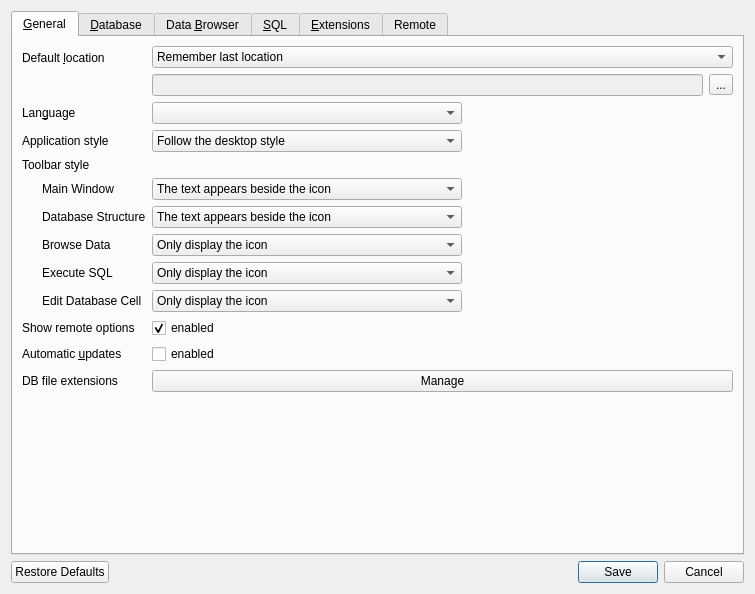
Qt form src/PreferencesDialog.ui (sqlitebrowser/sqlitebrowser) before a commit.
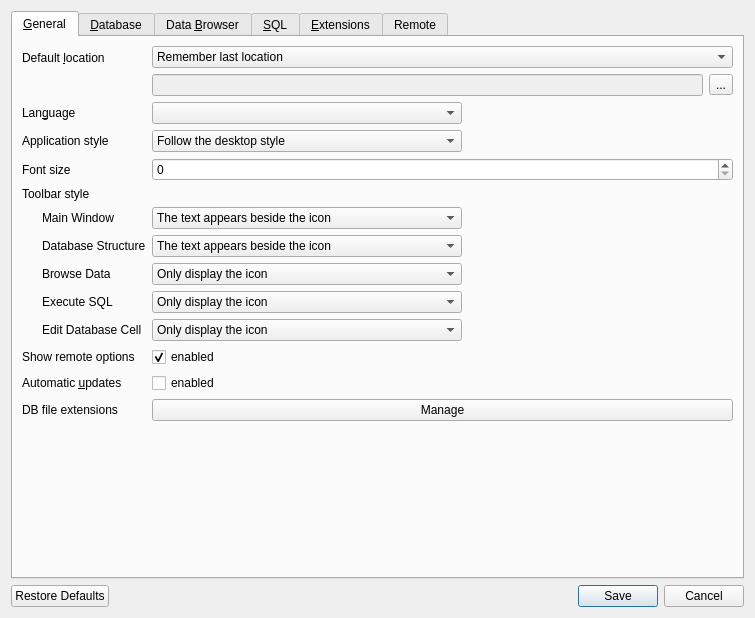
The same form after that commit. Icons and pictures are not drawn. Custom widgets are drawn as their Qt base class.

Commit message:
Add more options for setting font sizes
This adds two more options to the Preferences dialog which allow you to
change the font sizes. One option allows changing the font size of the
tree widgets in the Database Stucture tab and the Database Schema dock.
The other option allows changing the font size of all UI elements for
which there is no other font size option.

See issue #2306.

# Conflicts:
#	src/PreferencesDialog.ui

The edit to the form file:
```diff
--- a/src/PreferencesDialog.ui
+++ b/src/PreferencesDialog.ui
@@ -7,7 +7,7 @@
     <x>0</x>
     <y>0</y>
     <width>755</width>
-    <height>594</height>
+    <height>618</height>
    </rect>
   </property>
   <property name="windowTitle">
@@ -122,7 +122,7 @@
          </property>
         </widget>
        </item>
-       <item row="3" column="0">
+       <item row="4" column="0">
         <widget class="QLabel" name="labelToolbarStyle">
          <property name="text">
           <string>Toolbar style</string>
@@ -132,7 +132,7 @@
          </property>
         </widget>
        </item>
-       <item row="5" column="1">
+       <item row="6" column="1">
         <widget class="QComboBox" name="toolbarStyleComboMain">
          <property name="sizePolicy">
           <sizepolicy hsizetype="Maximum" vsizetype="Fixed">
@@ -182,7 +182,7 @@
          </item>
         </widget>
        </item>
-       <item row="6" column="1">
+       <item row="7" column="1">
         <widget class="QComboBox" name="toolbarStyleComboStructure">
          <property name="sizePolicy">
           <sizepolicy hsizetype="Maximum" vsizetype="Fixed">
@@ -232,7 +232,7 @@
          </item>
         </widget>
        </item>
-       <item row="7" column="1">
+       <item row="8" column="1">
         <widget class="QComboBox" name="toolbarStyleComboBrowse">
          <property name="sizePolicy">
           <sizepolicy hsizetype="Maximum" vsizetype="Fixed">
@@ -282,7 +282,7 @@
          </item>
         </widget>
        </item>
-       <item row="8" column="1">
+       <item row="9" column="1">
         <widget class="QComboBox" name="toolbarStyleComboSql">
          <property name="sizePolicy">
           <sizepolicy hsizetype="Maximum" vsizetype="Fixed">
@@ -332,7 +332,7 @@
          </item>
         </widget>
        </item>
-       <item row="10" column="0">
+       <item row="11" column="0">
         <widget class="QLabel" name="labelUseRemotes">
          <property name="text">
           <string>Show remote options</string>
@@ -342,7 +342,7 @@
          </property>
         </widget>
        </item>
-       <item row="10" column="1">
+       <item row="11" column="1">
         <widget class="QCheckBox" name="checkUseRemotes">
          <property name="text">
           <string>enabled</string>
@@ -352,7 +352,7 @@
          </property>
         </widget>
        </item>
-       <item row="11" column="0">
+       <item row="12" column="0">
         <widget class="QLabel" name="labelUpdates">
          <property name="text">
           <string>Automatic &amp;updates</string>
@@ -362,14 +362,14 @@
          </property>
         </widget>
        </item>
-       <item row="11" column="1">
+       <item row="12" column="1">
         <widget class="QCheckBox" name="checkUpdates">
          <property name="text">
           <string>enabled</string>
          </property>
         </widget>
        </item>
-       <item row="12" column="0">
+       <item row="13" column="0">
         <widget class="QLabel" name="label_16">
          <property name="text">
           <string>DB file extensions</string>
@@ -379,14 +379,14 @@
          </property>
         </widget>
        </item>
-       <item row="12" column="1">
+       <item row="13" column="1">
         <widget class="QPushButton" name="buttonManageFileExtension">
          <property name="text">
           <string>Manage</string>
          </property>
         </widget>
        </item>
-       <item row="5" column="0">
+       <item row="6" column="0">
         <widget class="QLabel" name="labelMainToolBar">
          <property name="text">
           <string>Main Window</string>
@@ -399,7 +399,7 @@
          </property>
         </widget>
        </item>
-       <item row="6" column="0">
+       <item row="7" column="0">
         <widget class="QLabel" name="labelStructureToolBar">
          <property name="text">
           <string>Database Structure</string>
@@ -412,7 +412,7 @@
          </property>
         </widget>
        </item>
-       <item row="7" column="0">
+       <item row="8" column="0">
         <widget class="QLabel" name="labelBrowseToolBar">
          <property name="text">
           <string>Browse Data</string>
@@ -425,7 +425,7 @@
          </property>
         </widget>
        </item>
-       <item row="8" column="0">
+       <item row="9" column="0">
         <widget class="QLabel" name="labelSqlToolBar">
          <property name="text">
           <string>Execute SQL</string>
@@ -438,7 +438,7 @@
          </property>
         </widget>
        </item>
-       <item row="9" column="1">
+       <item row="10" column="1">
         <widget class="QComboBox" name="toolbarStyleComboEditCell">
          <property name="sizePolicy">
           <sizepolicy hsizetype="Maximum" vsizetype="Fixed">
@@ -488,7 +488,7 @@
          </item>
         </widget>
        </item>
-       <item row="9" column="0">
+       <item row="10" column="0">
         <widget class="QLabel" name="labelEditCellToolBar">
          <property name="text">
           <string>Edit Database Cell</string>
@@ -549,6 +549,22 @@
          </property>
         </widget>
        </item>
+       <item row="3" column="0">
+        <widget class="QLabel" name="label_27">
+         <property name="toolTip">
+          <string>This sets the font size for all UI elements which do not have their own font size option.</string>
+         </property>
+         <property name="text">
+          <string>Font size</string>
+         </property>
+         <property name="buddy">
+          <cstring>spinGeneralFontSize</cstring>
+         </property>
+        </widget>
+       </item>
+       <item row="3" column="1">
+        <widget class="QSpinBox" name="spinGeneralFontSize"/>
+       </item>
       </layout>
      </widget>
      <widget class="QWidget" name="tab">
```
Left out of the diff: 39 changed lines with no effect on the pictures. The commit also changes 5 other files.
